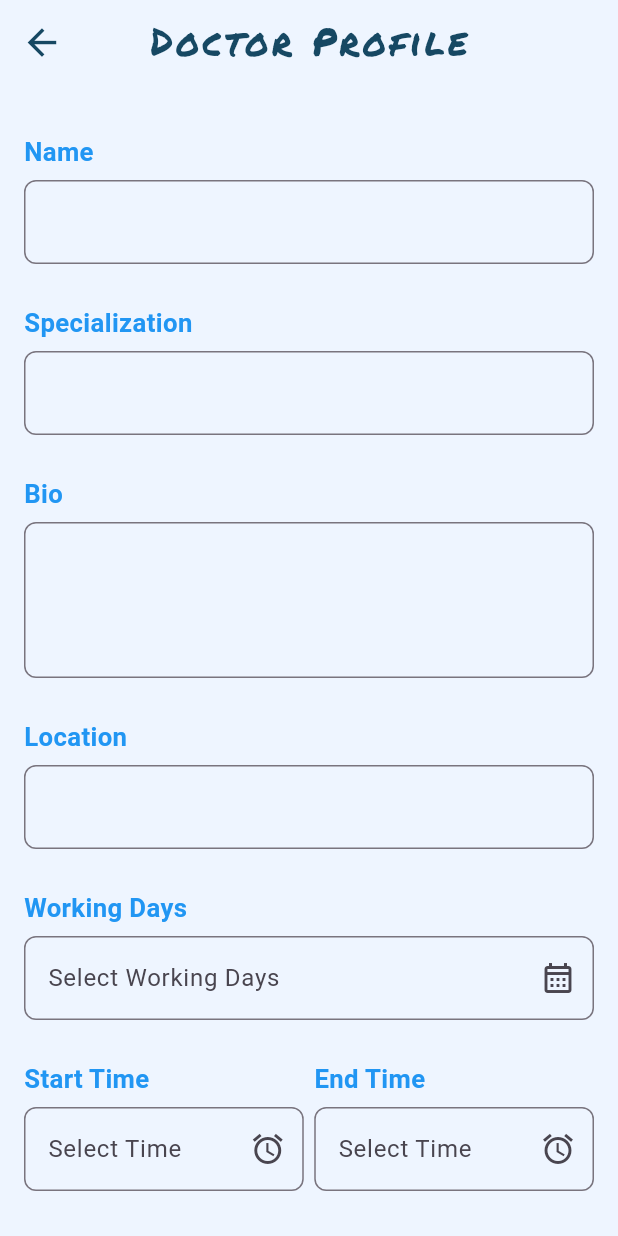
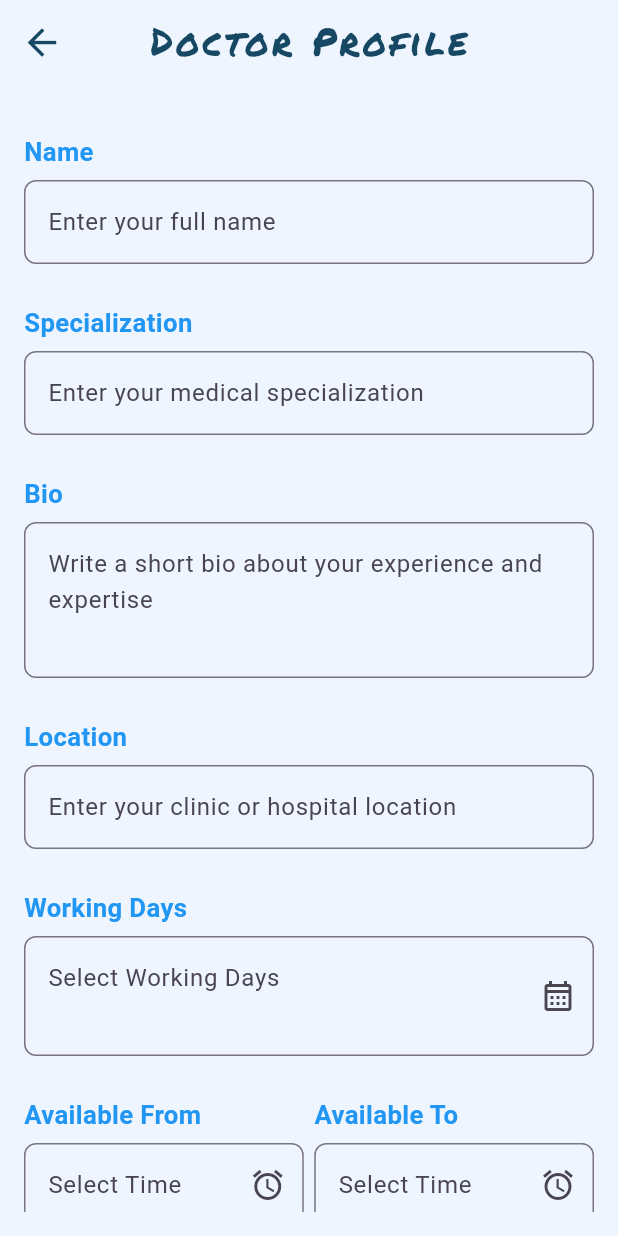
Before and after one commit to YousabSefeen/code_quests, a Flutter app: the DoctorProfileScreen screen opened directly, on a phone screen of 412 x 824 dp. Run offline on Flutter 3.47's test engine with Material 3 defaults, Android fonts, the phone set to English and light mode, and no system bars; our stand-ins replace animate_do, bloc, cloud_firestore, dartz, firebase_auth, firebase_core and 7 more; accounts and stored records are empty.

Commit message:
complete UI and logic for doctor working days field widget

```diff
--- a/lib/features/home/presentation/controller/states/doctor_profile_state.dart
+++ b/lib/features/home/presentation/controller/states/doctor_profile_state.dart
@@ -1,29 +1,36 @@
-
-
 class DoctorProfileState {
-  final Set<String> selectedDays;
-  final String? startTime;
-  final String? endTime;
+  final List<String> tempSelectedDays;
+  final List<String> confirmedWorkingDays;
+  final String? availableFromTime;
+  final String? availableToTime;
 
   DoctorProfileState({
-    required this.selectedDays,
-    required this.startTime,
-    required this.endTime,
+    required this.tempSelectedDays,
+    required this.confirmedWorkingDays,
+    required this.availableFromTime,
+    required this.availableToTime,
   });
 
   factory DoctorProfileState.initial() {
-    return DoctorProfileState(selectedDays: {}, startTime: null, endTime: null);
+    return DoctorProfileState(
+      tempSelectedDays: [],
+      confirmedWorkingDays: [],
+      availableFromTime: null,
+      availableToTime: null,
+    );
   }
 
   DoctorProfileState copyWith({
-    Set<String>? selectedDays,
-    String? startTime,
-    String? endTime,
+    List<String>? tempSelectedDays,
+    List<String>? confirmedWorkingDays,
+    String? availableFromTime,
+    String? availableToTime,
   }) {
     return DoctorProfileState(
-      selectedDays: selectedDays ?? this.selectedDays,
-      startTime: startTime ?? this.startTime,
-      endTime: endTime ?? this.endTime,
+      tempSelectedDays: tempSelectedDays ?? this.tempSelectedDays,
+      confirmedWorkingDays: confirmedWorkingDays ?? this.confirmedWorkingDays,
+      availableFromTime: availableFromTime ?? this.availableFromTime,
+      availableToTime: availableToTime ?? this.availableToTime,
     );
   }
 }
--- a/lib/features/home/presentation/screens/doctor_profile_screen.dart
+++ b/lib/features/home/presentation/screens/doctor_profile_screen.dart
@@ -1,15 +1,8 @@
 import 'package:flutter/material.dart';
-import 'package:flutter_bloc/flutter_bloc.dart';
-import 'package:flutter_datetime_picker_plus/flutter_datetime_picker_plus.dart'
-    as picker;
-import 'package:flutter_screenutil/flutter_screenutil.dart';
-import 'package:flutter_task/core/constants/themes/app_colors.dart';
-import 'package:flutter_task/features/home/presentation/controller/cubit/doctor_profile_cubit.dart';
 import 'package:flutter_task/features/home/presentation/widgets/doctor_availability_time_fields.dart';
 import 'package:intl/intl.dart';
 
-import '../../../../core/utils/date_time_formatter.dart';
-import '../controller/states/doctor_profile_state.dart';
+import '../widgets/doctor_availability_days_field.dart';
 import '../widgets/doctor_info_field.dart';
 
 class DoctorProfileScreen extends StatefulWidget {
@@ -26,81 +19,16 @@ class _DoctorProfileScreenState extends State<DoctorProfileScreen> {
   final _specializationController = TextEditingController();
   final _bioController = TextEditingController();
   final _locationController = TextEditingController();
-  final _workingDaysController = TextEditingController();
-  final _availableFromController = TextEditingController();
-  final _availableToController = TextEditingController();
+
+
   final _feesController = TextEditingController();
 
-  final Set<String> _selectedDays = {};
 
-  static const List<String> _weekDays = [
-    'Saturday',
-    'Sunday',
-    'Monday',
-    'Tuesday',
-    'Wednesday',
-    'Thursday',
-    'Friday',
-  ];
 
-  void _submitForm() {
-    if (_formKey.currentState!.validate()) {
-      final doctorData = {
-        'name': _nameController.text.trim(),
-        'specialization': _specializationController.text.trim(),
-        'bio': _bioController.text.trim(),
-        'location': _locationController.text.trim(),
-        'workingDays': _selectedDays.toList(),
-        'availableFrom': _availableFromController.text.trim(),
-        'availableTo': _availableToController.text.trim(),
-        'fees': _feesController.text.trim(),
-      };
 
-      print('Doctor Data: $doctorData');
-      // TODO: send to Firestore
-    }
-  }
 
-  void _openDaySelectionDialog() {
-    showDialog(
-      context: context,
-      builder: (context) {
-        return AlertDialog(
-          title: const Text('Select Working Days'),
-          content: SizedBox(
-            width: double.maxFinite,
-            child: ListView(
-              shrinkWrap: true,
-              children: _weekDays.map((day) {
-                return CheckboxListTile(
-                  title: Text(day),
-                  value: _selectedDays.contains(day),
-                  onChanged: (bool? value) {
-                    setState(() {
-                      if (value == true) {
-                        _selectedDays.add(day);
-                      } else {
-                        _selectedDays.remove(day);
-                      }
-                      _workingDaysController.text = _selectedDays.join(', ');
-                    });
-                  },
-                );
-              }).toList(),
-            ),
-          ),
-          actions: [
-            TextButton(
-              onPressed: () => Navigator.pop(context),
-              child: const Text('Done'),
-            ),
-          ],
-        );
-      },
-    );
-  }
 
-  String time = DateFormat('hh:mm a').format(DateTime.now()).toString();
+
 
 
 
@@ -116,43 +44,40 @@ class _DoctorProfileScreenState extends State<DoctorProfileScreen> {
             children: [
               DoctorInfoField(
                 label: 'Name',
+                hintText: 'Enter your full name',
                 controller: _nameController,
+
               ),
               DoctorInfoField(
                 label: 'Specialization',
+                hintText: 'Enter your medical specialization',
                 controller: _specializationController,
               ),
               DoctorInfoField(
                 label: 'Bio',
+                hintText: 'Write a short bio about your experience and expertise',
                 controller: _bioController,
                 maxLines: 3,
               ),
               DoctorInfoField(
                 label: 'Location',
+                hintText: 'Enter your clinic or hospital location',
                 controller: _locationController,
               ),
-              DoctorInfoField(
-                label: 'Working Days',
-                controller: _workingDaysController,
-
-                hintText: _selectedDays.isEmpty
-                    ? 'Select Working Days'
-                    : _selectedDays.join(', '),
-                suffixIcon: IconButton(
-                  icon: const Icon(Icons.calendar_month_outlined),
-                  onPressed: _openDaySelectionDialog,
-                ),
-              ),
-                   const DoctorAvailabilityTimeFields(),
+              DoctorAvailabilityDaysField(),
+              const DoctorAvailabilityTimeFields(),
 
               DoctorInfoField(
                 label: 'Fees',
+                hintText: 'Enter your consultation fees',
                 controller: _feesController,
                 keyboardType: TextInputType.number,
               ),
               const SizedBox(height: 20),
               ElevatedButton(
-                onPressed: _submitForm,
+                onPressed: (){
+
+                },
                 child: const Text('Submit'),
               ),
             ],
--- /dev/null
+++ b/lib/features/home/presentation/widgets/doctor_availability_days_field.dart
@@ -0,0 +1,73 @@
+import 'package:flutter/material.dart';
+import 'package:flutter_bloc/flutter_bloc.dart';
+
+import '../controller/cubit/doctor_profile_cubit.dart';
+import '../controller/states/doctor_profile_state.dart';
+import 'doctor_info_field.dart';
+
+class DoctorAvailabilityDaysField extends StatelessWidget {
+  DoctorAvailabilityDaysField({super.key});
+
+  final List<String> _weekDays = [
+    'Saturday',
+    'Sunday',
+    'Monday',
+    'Tuesday',
+    'Wednesday',
+    'Thursday',
+    'Friday',
+  ];
+
+  @override
+  Widget build(BuildContext context) {
+    return BlocSelector<DoctorProfileCubit, DoctorProfileState, List<String>>(
+      selector: (state) => state.confirmedWorkingDays,
+      builder: (context, confirmedDays) => DoctorInfoField(
+        label: 'Working Days',
+        hintText: confirmedDays.isEmpty
+            ? 'Select Working Days'
+            : confirmedDays.join(', '),
+        maxLines: 2,
+        suffixIcon: IconButton(
+          icon: const Icon(Icons.calendar_month_outlined),
+          onPressed: () => _showDaySelectionDialog(context),
+        ),
+      ),
+    );
+  }
+
+  void _showDaySelectionDialog(BuildContext context) {
+    showDialog(
+      context: context,
+      barrierDismissible: false,
+      builder: (_) => BlocSelector<DoctorProfileCubit, DoctorProfileState, List<String>>(
+        selector: (state) => state.tempSelectedDays,
+        builder: (context, tempDays) => AlertDialog(
+          title: const Text('Select Working Days'),
+          content: SizedBox(
+            width: double.maxFinite,
+            child: ListView(
+              shrinkWrap: true,
+              children: _weekDays.map((day) {
+                return CheckboxListTile(
+                  title: Text(day),
+                  value: tempDays.contains(day),
+                  onChanged: (_) => context.read<DoctorProfileCubit>().toggleWorkingDay(day),
+                );
+              }).toList(),
+            ),
+          ),
+          actions: [
+            TextButton(
+              onPressed: () {
+                context.read<DoctorProfileCubit>().confirmWorkingDaysSelection();
+                Navigator.pop(context);
+              },
+              child: const Text('Done'),
+            ),
+          ],
+        ),
+      ),
+    );
+  }
+}
--- a/lib/features/home/presentation/widgets/doctor_availability_time_fields.dart
+++ b/lib/features/home/presentation/widgets/doctor_availability_time_fields.dart
@@ -20,9 +20,9 @@ class DoctorAvailabilityTimeFields extends StatelessWidget {
       children: [
         Expanded(
           child: BlocSelector<DoctorProfileCubit, DoctorProfileState, String?>(
-            selector: (state) => state.startTime,
+            selector: (state) => state.availableFromTime,
             builder: (context, startTime) => DoctorInfoField(
-              label: 'Start Time',
+              label: 'Available From',
               hintText: startTime ?? 'Select Time',
               suffixIcon: IconButton(
                 icon: const Icon(Icons.access_alarm_outlined),
@@ -34,9 +34,9 @@ class DoctorAvailabilityTimeFields extends StatelessWidget {
         ),
         Expanded(
           child: BlocSelector<DoctorProfileCubit, DoctorProfileState, String?>(
-            selector: (state) => state.endTime,
+            selector: (state) => state.availableToTime,
             builder: (context, endTime) => DoctorInfoField(
-              label: 'End Time',
+              label: 'Available To',
               hintText: endTime ?? 'Select Time',
               suffixIcon: IconButton(
                 icon: const Icon(Icons.access_alarm_outlined),
@@ -67,9 +67,9 @@ class DoctorAvailabilityTimeFields extends StatelessWidget {
       ),
       showTitleActions: true,
       onConfirm: (newTime) {
-        context.read<DoctorProfileCubit>().setTime(
-              DateTimeFormatter.timeString(newTime),
-              isStart: isStartTime,
+        context.read<DoctorProfileCubit>().updateAvailableTime(
+              DateTimeFormatter.timeString(newTime), isStartTime: isStartTime,
+
             );
       },
       currentTime: DateFormat('hh:mm a').parse(time),
```
Also changed, not shown: lib/features/home/presentation/controller/cubit/doctor_profile_cubit.dart (+17 -50 lines), lib/features/home/data/repository/doctor_profile_repository.dart (added).
